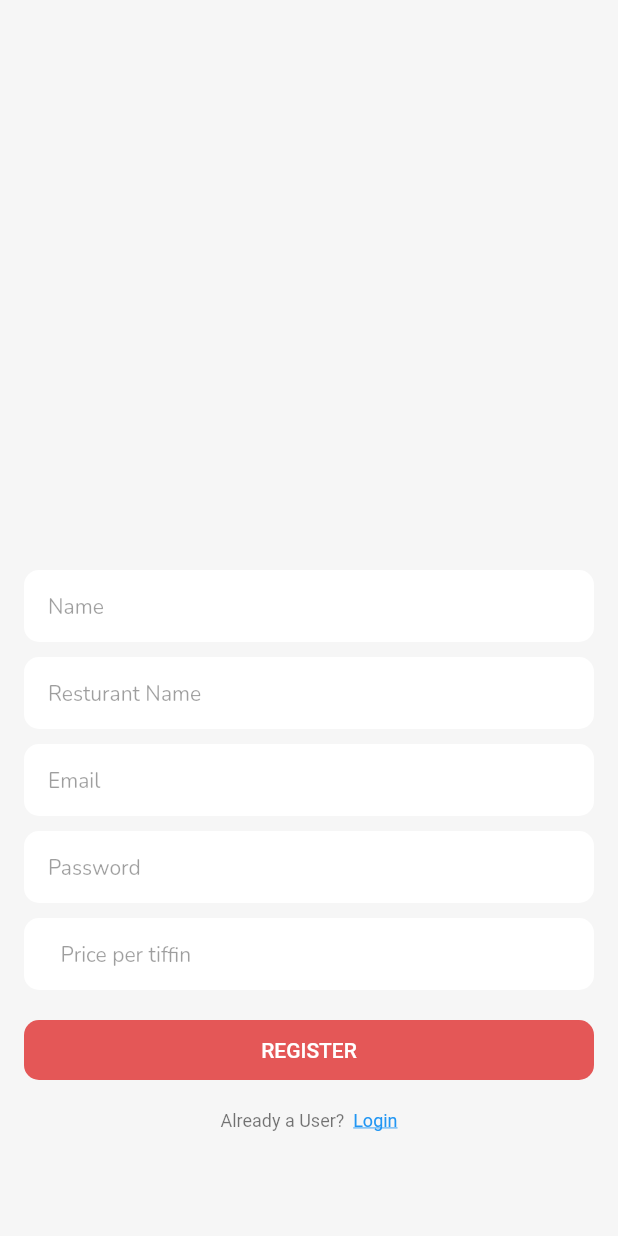
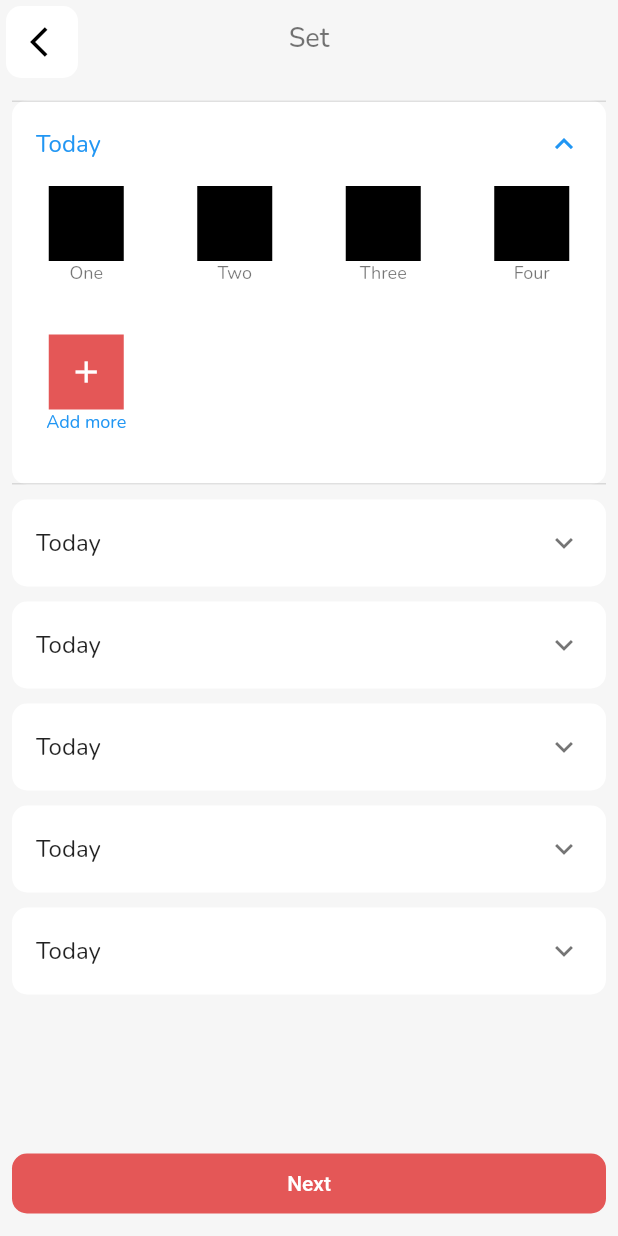
Before and after one commit to amn-rwt/vendors-app, a Flutter app: the screen it shows after launch, on a phone screen of 412 x 824 dp. Run offline on Flutter 3.47's test engine with Material 2 defaults, Android fonts, the phone set to English and light mode, and no system bars; our stand-ins replace cloud_firestore, firebase_auth, firebase_core, get, google_fonts; accounts and stored records are empty.

Commit message:
SetMenuView

```diff
--- a/lib/components/custom_appbar.dart
+++ b/lib/components/custom_appbar.dart
@@ -22,16 +22,17 @@ class CustomAppbar extends StatelessWidget with PreferredSizeWidget {
       centerTitle: true,
       leading: (leading == true)
           ? Container(
-              margin: const EdgeInsets.all(4),
+              margin: const EdgeInsets.only(top: 4, left: 4),
+              padding: const EdgeInsets.only(left: 8),
               width: 40,
               height: 40,
               decoration: BoxDecoration(
                 borderRadius: BorderRadius.circular(10),
                 color: Colors.white,
               ),
-              child: const Icon(
-                Icons.arrow_forward_ios,
-                color: Colors.black,
+              child: IconButton(
+                icon: const Icon(Icons.arrow_back_ios, color: Colors.black),
+                onPressed: () => Navigator.pop(context),
               ),
             )
           : const SizedBox(),
--- a/lib/features/authentication/auth_wrapper.dart
+++ b/lib/features/authentication/auth_wrapper.dart
@@ -1,8 +1,8 @@
+import 'package:flutter/material.dart';
 import 'package:firebase_auth/firebase_auth.dart';
-import 'package:flutter/src/widgets/container.dart';
-import 'package:flutter/src/widgets/framework.dart';
-import 'package:vendors_app/features/authentication/login/login_view.dart';
 import 'package:vendors_app/features/home/home_view.dart';
+
+import 'login/login_view.dart';
 
 class AuthWrapper extends StatelessWidget {
   const AuthWrapper({super.key});
--- a/lib/features/authentication/register/controller.dart/register_controller.dart
+++ b/lib/features/authentication/register/controller.dart/register_controller.dart
@@ -19,7 +19,7 @@ class RegisterController extends GetxController {
     final userCredentials =
         FirebaseAuthServices.registerVendor(email, password);
     final Vendor vendor = Vendor(
-      userID: userCredentials,
+      // userID: userCredentials,
       name: name,
       resturantName: resturantName,
       pricePerTiffin: pricePerTiffin,
--- a/lib/features/authentication/register/set_daily_menu.dart
+++ /dev/null
@@ -1,16 +0,0 @@
-import 'package:flutter/src/widgets/container.dart';
-import 'package:flutter/src/widgets/framework.dart';
-
-class SetDailyMenu extends StatefulWidget {
-  const SetDailyMenu({super.key});
-
-  @override
-  State<SetDailyMenu> createState() => _SetDailyMenuState();
-}
-
-class _SetDailyMenuState extends State<SetDailyMenu> {
-  @override
-  Widget build(BuildContext context) {
-    return Container();
-  }
-}
--- /dev/null
+++ b/lib/features/authentication/register/view/set_menu.dart
@@ -0,0 +1,137 @@
+import 'package:flutter/material.dart';
+import 'package:vendors_app/components/custom_appbar.dart';
+import 'package:vendors_app/components/large_button.dart';
+import 'package:vendors_app/constants/color_constants.dart';
+import 'package:vendors_app/styles/text_styles.dart';
+
+Day today = Day(items: ['One', 'Two', 'Three', 'Four'], day: 'Today');
+List<Map<String, dynamic>> items = List.generate(4, (index) => today.toMap());
+
+class Day {
+  final List<String> items;
+  final String day;
+  Day({required this.items, required this.day});
+
+  Map<String, dynamic> toMap() {
+    return {
+      'items': items,
+      'day': day,
+    };
+  }
+}
+
+class ExpansionPanelExample extends StatefulWidget {
+  const ExpansionPanelExample({super.key});
+
+  @override
+  State<ExpansionPanelExample> createState() => _ExpansionPanelExampleState();
+}
+
+class _ExpansionPanelExampleState extends State<ExpansionPanelExample> {
+  @override
+  Widget build(BuildContext context) {
+    return Scaffold(
+      appBar: const CustomAppbar(label: 'Set', leading: true),
+      backgroundColor: scaffoldBackgroundColor,
+      body: LayoutBuilder(
+        builder: (context, constrains) {
+          return SingleChildScrollView(
+            child: ConstrainedBox(
+              constraints: BoxConstraints(
+                minHeight: constrains.maxHeight,
+              ),
+              child: Padding(
+                padding:
+                    const EdgeInsets.symmetric(vertical: 15, horizontal: 8),
+                child: Column(
+                  mainAxisAlignment: MainAxisAlignment.spaceBetween,
+                  mainAxisSize: MainAxisSize.max,
+                  children: [
+                    ListView.separated(
+                      physics: const NeverScrollableScrollPhysics(),
+                      shrinkWrap: true,
+                      itemBuilder: (context, index) {
+                        return Container(
+                          decoration: BoxDecoration(
+                            borderRadius: BorderRadius.circular(10),
+                            color: Colors.white,
+                          ),
+                          child: ExpansionTile(
+                            maintainState: true,
+                            title: Text(today.day),
+                            initiallyExpanded: (index == 0) ? true : false,
+                            children: [
+                              GridView.builder(
+                                itemCount: today.items.length + 1,
+                                shrinkWrap: true,
+                                physics: const NeverScrollableScrollPhysics(),
+                                gridDelegate:
+                                    const SliverGridDelegateWithFixedCrossAxisCount(
+                                  crossAxisCount: 4,
+                                  // crossAxisSpacing: 4,
+                                ),
+                                itemBuilder: (context, index) =>
+                                    (index == today.items.length)
+                                        ? Column(
+                                            children: [
+                                              Container(
+                                                height: 50,
+                                                width: 50,
+                                                color: primaryColor,
+                                                child: const Icon(Icons.add,
+                                                    color: Colors.white),
+                                              ),
+                                              (today.items.isEmpty)
+                                                  ? Text(
+                                                      'Add items',
+                                                      style: smallTextStyle(
+                                                          Colors.blue),
+                                                    )
+                                                  : Text(
+                                                      'Add more',
+                                                      style: smallTextStyle(
+                                                          Colors.blue),
+                                                    ),
+                                            ],
+                                          )
+                                        : Column(
+                                            children: [
+                                              Tooltip(
+                                                showDuration: const Duration(
+                                                    milliseconds: 400),
+                                                waitDuration: const Duration(
+                                                    milliseconds: 100),
+                                                message: today.items[index],
+                                                child: Container(
+                                                  height: 50,
+                                                  width: 50,
+                                                  color: Colors.black,
+                                                ),
+                                              ),
+                                              Text(
+                                                today.items[index],
+                                                style: smallTextStyle(),
+                                              ),
+                                            ],
+                                          ),
+                              ),
+                            ],
+                          ),
+                        );
+                      },
+                      separatorBuilder: (context, index) =>
+                          const SizedBox(height: 10),
+                      itemCount: 6, // * No of expansion tiles
+                    ),
+                    const SizedBox(height: 20),
+                    LargeButton(label: 'Next', onPressed: () {})
+                  ],
+                ),
+              ),
+            ),
+          );
+        },
+      ),
+    );
+  }
+}
--- a/lib/main.dart
+++ b/lib/main.dart
@@ -1,12 +1,9 @@
 import 'package:firebase_core/firebase_core.dart';
 import 'package:flutter/material.dart';
 import 'package:google_fonts/google_fonts.dart';
-import 'package:vendors_app/components/compact_button.dart';
-import 'package:vendors_app/components/large_button.dart';
-import 'package:vendors_app/components/textfield.dart';
-import 'package:vendors_app/components/todays_menu.dart';
 import 'package:vendors_app/constants/color_constants.dart';
-import 'package:vendors_app/features/authentication/register/register_view.dart';
+import 'package:vendors_app/features/authentication/register/view/register_view.dart';
+import 'package:vendors_app/features/authentication/register/view/set_menu.dart';
 
 void main() async {
   WidgetsFlutterBinding.ensureInitialized();
@@ -26,35 +23,12 @@ class MyApp extends StatelessWidget {
         primarySwatch: Colors.blue,
         scaffoldBackgroundColor: scaffoldBackgroundColor,
       ),
-      home: SafeArea(
+      home: const SafeArea(
         bottom: false,
-        child: RegisterView(),
+        child: ExpansionPanelExample(),
       ),
       debugShowCheckedModeBanner: false,
       // debugShowMaterialGrid: true,
     );
   }
 }
-
-class Home extends StatelessWidget {
-  const Home({super.key});
-
-  @override
-  Widget build(BuildContext context) {
-    return Scaffold(
-      backgroundColor: scaffoldBackgroundColor,
-      body: SafeArea(
-        child: Padding(
-            padding: const EdgeInsets.symmetric(horizontal: 16),
-            child: Column(
-              children: [
-                Container(
-                  height: 400,
-                ),
-                // TodaysMenu(),
-              ],
-            )),
-      ),
-    );
-  }
-}
--- a/lib/model/vendor.dart
+++ b/lib/model/vendor.dart
@@ -5,11 +5,11 @@ class Vendor {
   final String phone;
   final String email;
   final String? upiID;
-  final String userID;
+  // final String userID;
   Vendor(
       {
-        required this.userID,
-        required this.name,
+      // required this.userID,
+      required this.name,
       required this.resturantName,
       required this.pricePerTiffin,
       required this.phone,
```
Also changed, not shown: lib/features/authentication/register/view/register_view.dart (renamed from lib/features/authentication/register/register_view.dart), 6 other files.
